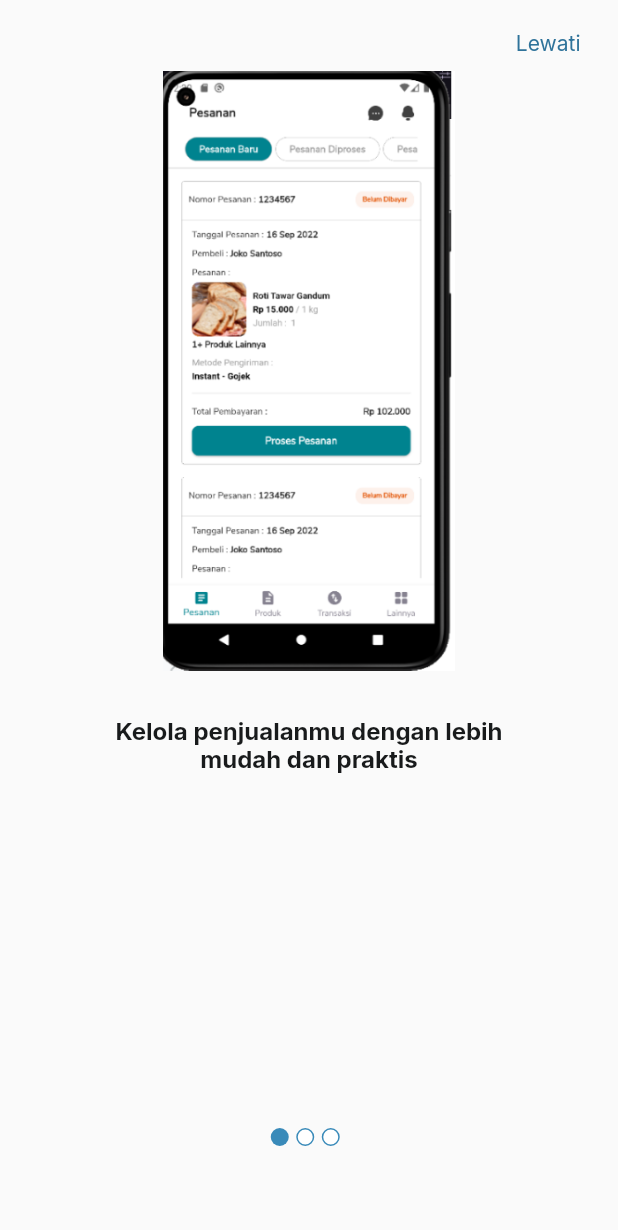
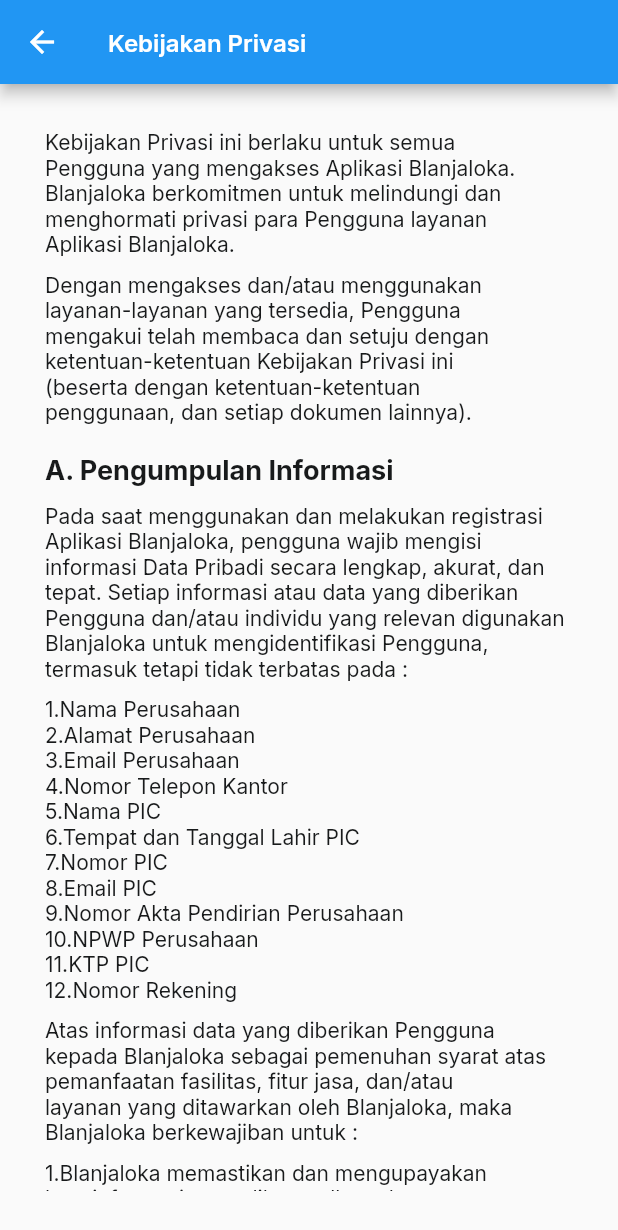
Before and after one commit to citiasia-internship/blanjaloka, a Flutter app: the screen it shows after launch, on a phone screen of 412 x 824 dp. Shown: the top 1230 px of the screen. Run offline on Flutter 3.47's test engine with Material 2 defaults, Android fonts, the phone set to English and light mode, and no system bars; our stand-ins replace carousel_slider, dotted_border, equatable, flutter_bloc, flutter_lorem, flutter_svg and 3 more.

Commit message:
Update Privasi

```diff
--- a/lib/main.dart
+++ b/lib/main.dart
@@ -9,6 +9,7 @@ import 'package:banjaloka/page/login/forgot_password_page.dart';
 import 'package:banjaloka/page/login/login_page.dart';
 import 'package:banjaloka/page/market_modal_screen.dart';
 import 'package:banjaloka/page/on-board.dart';
+import 'package:banjaloka/page/privacy_page.dart';
 import 'package:banjaloka/page/register/register_page.dart';
 import 'package:banjaloka/page/register/register_page_success.dart';
 import 'package:banjaloka/page/splashscreeen.dart';
@@ -26,7 +27,7 @@ class MyApp extends StatelessWidget {
   @override
   Widget build(BuildContext context) {
     return MaterialApp(
-        initialRoute: SplashScreen.routeName,
+        initialRoute: Privasi.routeName,
         debugShowCheckedModeBanner: false,
         routes: {
           SplashScreen.routeName: (context) => SplashScreen(),
@@ -38,6 +39,7 @@ class MyApp extends StatelessWidget {
           AgendaScreen.routeName: (context) => const AgendaScreen(),
           AccountScreen.routeName: (context) => const AccountScreen(),
           DetailScreen.routeName: (context) => const DetailScreen(),
+          Privasi.routeName:(context) => const Privasi(),
 
           //login
           loginRoute: (context) => const LoginPage(),
--- /dev/null
+++ b/lib/page/privacy_page.dart
@@ -0,0 +1,179 @@
+import 'package:banjaloka/text/privasi_text.dart';
+import 'package:banjaloka/theme/theme.dart';
+import 'package:flutter/material.dart';
+
+class Privasi extends StatefulWidget {
+  static const routeName = "/privasi";
+  const Privasi({Key? key}) : super(key: key);
+
+  @override
+  State<Privasi> createState() => _PrivasiState();
+}
+
+class _PrivasiState extends State<Privasi> {
+  bool isChecked = false;
+
+  @override
+  Widget build(BuildContext context) {
+    return Scaffold(
+      appBar: AppBar(
+        leading: IconButton(
+          onPressed: () {
+            Navigator.pop(context);
+          },
+          icon: const Icon(
+            Icons.arrow_back,
+            // color: ColorBlanjaloka.blackColor,
+          ),
+        ),
+        title: Text(
+          "Kebijakan Privasi",
+          style: textButton,
+        ),
+        // backgroundColor: ColorBlanjaloka.backgroundColor,
+      ),
+      body: Container(
+        margin: const EdgeInsets.all(30.0),
+        height: MediaQuery.of(context).size.height,
+        width: MediaQuery.of(context).size.width,
+        child: SingleChildScrollView(
+          child: SingleChildScrollView(
+            child: Column(
+              crossAxisAlignment: CrossAxisAlignment.start,
+              children: [
+                Text(p1, style: subtitle),
+                const SizedBox(
+                  height: 10.0,
+                ),
+                Text(p2, style: subtitle),
+                const SizedBox(
+                  height: 20.0,
+                ),
+                Text(a, style: bigTitle),
+                const SizedBox(
+                  height: 10.0,
+                ),
+                Text(ap1, style: subtitle),
+                const SizedBox(
+                  height: 10.0,
+                ),
+                Text(ap2, style: subtitle),
+                const SizedBox(
+                  height: 10.0,
+                ),
+                Text(ap3, style: subtitle),
+                const SizedBox(
+                  height: 10.0,
+                ),
+                Text(ap4, style: subtitle),
+                const SizedBox(
+                  height: 10.0,
+                ),
+                const SizedBox(
+                  height: 20.0,
+                ),
+                Text(b, style: bigTitle),
+                const SizedBox(
+                  height: 10.0,
+                ),
+                Text(bp1, style: subtitle),
+                const SizedBox(
+                  height: 10.0,
+                ),
+                Text(bp2, style: subtitle),
+                const SizedBox(
+                  height: 10.0,
+                ),
+                Text(bp3, style: subtitle),
+                const SizedBox(
+                  height: 10.0,
+                ),
+                const SizedBox(
+                  height: 20.0,
+                ),
+                Text(c, style: bigTitle),
+                const SizedBox(
+                  height: 10.0,
+                ),
+                Text(cp1, style: subtitle),
+                const SizedBox(
+                  height: 10.0,
+                ),
+                const SizedBox(
+                  height: 20.0,
+                ),
+                Text(d, style: bigTitle),
+                const SizedBox(
+                  height: 10.0,
+                ),
+                Text(dp1, style: subtitle),
+                const SizedBox(
+                  height: 10.0,
+                ),
+                Text(dp2, style: subtitle),
+                const SizedBox(
+                  height: 10.0,
+                ),
+                Text(dp3, style: subtitle),
+                const SizedBox(
+                  height: 10.0,
+                ),
+                const SizedBox(
+                  height: 20.0,
+                ),
+                Text(e, style: bigTitle),
+                const SizedBox(
+                  height: 10.0,
+                ),
+                Text(ep1, style: subtitle),
+                const SizedBox(
+                  height: 10.0,
+                ),
+                Row(
+                  mainAxisAlignment: MainAxisAlignment.start,
+                  children: [
+                    Checkbox(
+                      value: isChecked,
+                      onChanged: (bool? value) {
+                        setState(() {
+                          isChecked = value!;
+                        });
+                      },
+                    ),
+                    const SizedBox(
+                      width: 10.0,
+                    ),
+                    const Text(
+                        "Saya telah membaca dan menyetujui Kebijakan\nPrivasi dari aplikasi Blanjaloka Akselerator.")
+                  ],
+                ),
+                const SizedBox(
+                  height: 10.0,
+                ),
+                SizedBox(
+                  height: 48.0,
+                  width: 323.0,
+                  child: ElevatedButton(
+                      style: ElevatedButton.styleFrom(
+                          primary: primaryBlue6,
+                          shape: RoundedRectangleBorder(
+                              borderRadius: BorderRadius.circular(10))),
+                      onPressed: () {},
+                      child: Text(
+                        "Lanjutkan",
+                        style: TextStyle(
+                          color: neutralWhite,
+                        ),
+                      )),
+                ),
+                const SizedBox(
+                  height: 20.0,
+                ),
+              ],
+            ),
+          ),
+        ),
+      ),
+    );
+  }
+}
--- a/lib/page/profile_page.dart
+++ b/lib/page/profile_page.dart
@@ -12,9 +12,12 @@ class ProfilePage extends StatelessWidget {
       body: SizedBox(
         height: MediaQuery.of(context).size.height,
         width: MediaQuery.of(context).size.width,
-        child: Stack(
-          alignment: Alignment.bottomLeft,
+        child: Column(
+          mainAxisAlignment: MainAxisAlignment.end,
           children: [
+            const SizedBox(
+              height: 100.0,
+            ),
             Container(
               margin: const EdgeInsets.symmetric(
                 horizontal: 28.0,
@@ -31,7 +34,6 @@ class ProfilePage extends StatelessWidget {
                         //   Icons.person,
                         //   size: 100,
                         // ),
-
                         Image.asset(
                       "asset/img/accountProfile.png",
                       height: 100.0,
@@ -148,15 +150,15 @@ class ProfilePage extends StatelessWidget {
                           ItemProfile(
                             icon: Icon(
                               Icons.logout,
-                              color: primaryBlue6,
+                              color: semanticerror,
                             ),
                             label: "Keluar",
-                            color: primaryBlue6,
-                            colortext: primaryBlue6,
-                            coloricon: primaryBlue6,
+                            color: semanticerror,
+                            colortext: semanticerror,
+                            coloricon: semanticerror,
                           ),
                           const SizedBox(
-                            height: 15.0,
+                            height: 35.0,
                           ),
                         ],
                       )
--- /dev/null
+++ b/lib/text/privasi_text.dart
@@ -0,0 +1,38 @@
+import 'package:flutter/cupertino.dart';
+
+String p1 =
+    "Kebijakan Privasi ini berlaku untuk semua\nPengguna yang mengakses Aplikasi Blanjaloka.\nBlanjaloka berkomitmen untuk melindungi dan\nmenghormati privasi para Pengguna layanan\nAplikasi Blanjaloka.";
+String p2 =
+    "Dengan mengakses dan/atau menggunakan\nlayanan-layanan yang tersedia, Pengguna\nmengakui telah membaca dan setuju dengan\nketentuan-ketentuan Kebijakan Privasi ini\n(beserta dengan ketentuan-ketentuan\npenggunaan, dan setiap dokumen lainnya).";
+String a = "A. Pengumpulan Informasi";
+String ap1 =
+    "Pada saat menggunakan dan melakukan registrasi Aplikasi Blanjaloka, pengguna wajib mengisi informasi Data Pribadi secara lengkap, akurat, dan tepat. Setiap informasi atau data yang diberikan Pengguna dan/atau individu yang relevan digunakan Blanjaloka untuk mengidentifikasi Pengguna, termasuk tetapi tidak terbatas pada :";
+String ap2 =
+    "1.Nama Perusahaan\n2.Alamat Perusahaan\n3.Email Perusahaan\n4.Nomor Telepon Kantor\n5.Nama PIC\n6.Tempat dan Tanggal Lahir PIC\n7.Nomor PIC\n8.Email PIC\n9.Nomor Akta Pendirian Perusahaan\n10.NPWP Perusahaan\n11.KTP PIC\n12.Nomor Rekening";
+String ap3 =
+    "Atas informasi data yang diberikan Pengguna kepada Blanjaloka sebagai pemenuhan syarat atas pemanfaatan fasilitas, fitur jasa, dan/atau\nlayanan yang ditawarkan oleh Blanjaloka, maka Blanjaloka berkewajiban untuk :";
+String ap4 =
+    "1.Blanjaloka memastikan dan mengupayakan\nhwa informasi yang dikumpulkan akan\ndikelola dan disimpan dengan aman.\n\n2.Menjaga kerahasiaan data-data Pengguna dengan membatasi akses ke dalam informasi Data Pribadi Pengguna dan tidak ditampilkan dalam Situs dan/atau diberikan kepada pihak-pihak tertentu atas penggunaan jasa atau layanan selama tidak ada perjanjian tertulis terlebih dahulu kepada Pengguna.\n\n3.Perlindungan data Pengguna Layanan\ntersebut dikecualikan apabila terdapat\nperaturan perundang-undangan yang\nberlaku, atau berdasarkan perintah suatu\nkewenangan atau pengadilan, dan/atau perintah dari aparat/instansi berwenang,\nmaka Blanjaloka dapat membuka informasi\ndata Pengguna layanan tersebut.";
+String ap5 =
+    "Pengguna menyetujui bahwa Blanjaloka akan\nmenyimpan Informasi Pribadi yang diberikan\noleh Pengguna kepada Blanjaloka selama paling\nsingkat 5 (lima) tahun sesuai pasal 15 ayat 3\nPeraturan Menteri Komunikasi dan Informatika\nNomor 20 Tahun 2016 tentang Perlindungan\nData Pribadi Dalam Sistem Elektronik dengan\ntetap mengutamakan perlindungan data pribadi\nPengguna.";
+
+String b = "B. Penggunaan dan Pengungkapan\nInformasi dan Data Pribadi";
+String bp1 =
+    "Informasi dan Data Pribadi yang diberikan oleh\nPengguna dapat digunakan, dikumpulkan,\ndiolah, dianalisa, disimpan, dan diungkapkan\noleh Blanjaloka, antara lain untuk tujuan berikut :";
+String bp2 =
+    "1.Melakukan verifikasi identitas calon Pengguna.\n\n2.Melakukan peniliaian kelayakan calon Pengguna sebagai PihakPemberi Dana.\n\n3.Memproses pembuatan dokumen perjanjian atas transaksi yang dilakukan melalui Layanan Blanjaloka.\n\n4.Memberikan informasi terkait produk, pemanfaatan fasilitas, fitur, jasa, dan/atau layanan kepada Pengguna.\n\n5.Meningkatkan pelayanan bagi Pengguna Blanjaloka.";
+String bp3 =
+    "Blanjaloka dapat menggunakan Informasi dan\nData Pribadi untuk diungkapkan oleh Pengguna\nkepada pihak-pihak lain yang dianggap perlu\noleh Blanjaloka (Pihak Ketiga) untuk keperluan\npenyelenggaraan dan pengoperasian Layanan\nBlanjaloka untuk Pengguna termasuk tidak\nterbatas pada keperluan pemeliharaan sistem\ninformasi Blanjaloka dan penyidikan untuk\npenyelesaian permasalahan yang dialami\nPengguna. Dalam hal ini Blanjaloka memastikan\nPihak Ketiga tersebut melindungi Informasi dan\nData Pribadi sebagaimana dilakukan oleh\nBlanjaloka.";
+String c = "C. Perubahan Kebijakan Privasi";
+String cp1 =
+    "Blanjaloka akan memperbaharui Kebijakan Privasi pada halaman ini dari waktu ke waktu. Setiap pembaharuan atas Kebijakan Privasi ini akan dipublikasikan di Aplikasi Blanjaloka atau melalui komunikasi email jika diperlukan. Pengguna diharapkan mengakses Aplikasi Blanjaloka secara berkala dan memeriksa kembali untuk melihat pemutakhiran (update) atau perubahan terhadap Kebijakan Privasi kami.";
+String d = "D. Pengakuan";
+String dp1 =
+    "Seluruh informasi yang tercantum di dalam\nAplikasi Blanjaloka adalah benar pada saat\ndimasukkan. Pengguna mengakui bahwa apabila\nPengguna tidak memberikan informasi atau data\nyang relevan atau membatalkan persetujuan\nsehubungan dengan pengumpulan, penggunaan,\ndan pengungkapan informasi sebagaimana\ndijelaskan dalam Kebijakan Privasi, Blanjaloka\ndapat untuk tidak membuka atau melanjutkan\nakun Pengguna, atau membuat, memberikan,\nmelanjutkan setiap Produk dan Layanan, atau\nterus mengizinkan Pengguna menggunakan atau\nmengakses Aplikasi, Produk, dan Layanan kami.";
+String dp2 =
+    "Pengguna setuju untuk setiap informasi atau\ndata dari Individu yang relevan dapat diolah,\ndisimpan, ditransfer, atau diungkapkan sesuai\ndengan hukum dan praktik, aturan dan\nperaturan setempat (termasuk setiap\npermintaan berdasarkan peraturan, Tindakan\ndan perintah pemerintah) di negara/yurisdiksi\ntersebut.";
+String dp3 =
+    "Blanjaloka sepenuhnya berhak untuk memuat, tidak memuat,\nmengubah, dan menghapus\ninformasi yang ada dari waktu ke waktu. Dengan\ndemikian, Blanjaloka menghimbau Pengguna\nuntuk mengakses Aplikasi Blanjaloka secara\nberkala untuk mendapatkan informasi terkini.";
+String e = "E. Kontak";
+String ep1 =
+    "Apabila Pengguna memiliki pertanyaan,\nkomentar, dan permintaan mengenai Kebijakan\nPrivasi ini dapat menghubungi BLANJALOKA\nmelalui alamat email : [EMAIL].";
--- a/lib/theme/theme.dart
+++ b/lib/theme/theme.dart
@@ -12,6 +12,7 @@ Color neutralBlack = const Color(0xff181A1B);
 Color neutralGrey5 = const Color(0xff3E4041);
 Color neutralWhite = const Color(0xffffffff);
 Color progressGrey = const Color(0xffD9D9D9);
+Color semanticerror = const Color(0xffFF4348);
 
 //radius
 double defaultRadius = 10.0;
```
